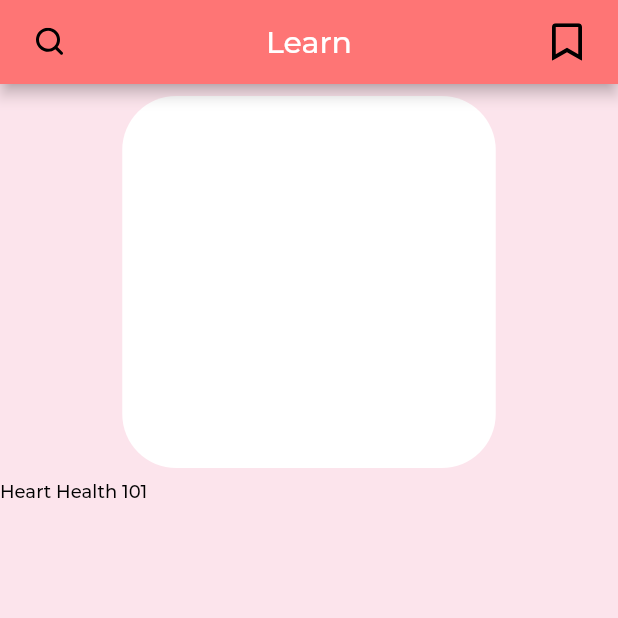
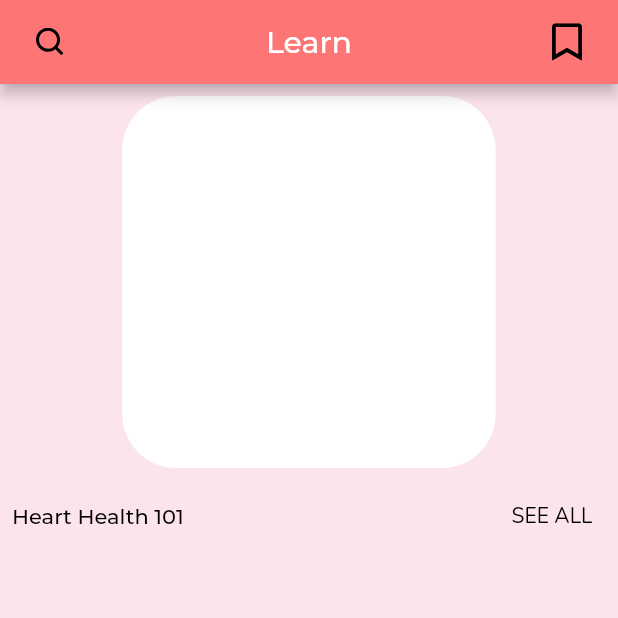
Before and after one commit to normalsteve28/flutter_research_bp_app, a Flutter app: the Learn screen opened directly, on a phone screen of 412 x 824 dp, the top half of it. Run offline on Flutter 3.47's test engine with Material 2 defaults, Android fonts, the light colour scheme and no system bars; our stand-ins replace flutter_svg.

Commit message:
Fixed learn page having a back buton problem and being able to return to login problem

```diff
--- a/lib/main.dart
+++ b/lib/main.dart
@@ -1,6 +1,8 @@
 import 'package:flutter/material.dart';
 
 import 'loginpage.dart'; // Imports login page
+import 'homepage.dart'; // Imports homepage
+import 'username.dart'; // Imports username
 
 void main() => runApp(MyApp());
 
@@ -20,6 +22,9 @@ class _MyAppState extends State<MyApp> {
     return MaterialApp(
       color: Colors.yellow,
       home: LoginPage(),
+      routes: {
+        "/login": (_) => Home(username: username)
+      }, // This is done so that it won't return to the login page (Fixes the Learn page back button problem)
     );
   }
 }
--- a/lib/tabs/activity_assets/goodmorning_jd.dart
+++ b/lib/tabs/activity_assets/goodmorning_jd.dart
@@ -23,7 +23,6 @@ class GoodMorning extends StatelessWidget {
           SizedBox(
             height: 40,
             width: 200,
-            child: Expanded(
             child: SingleChildScrollView(
               // The Expanded and ScrollView allow text to scroll if it's too big
               scrollDirection: Axis.horizontal,
@@ -40,7 +39,6 @@ class GoodMorning extends StatelessWidget {
                   overflow: TextOverflow.clip),
             ),
           ),
-          ),
         ],
       ),
     );
--- a/lib/tabs/learn.dart
+++ b/lib/tabs/learn.dart
@@ -1,6 +1,5 @@
 import 'package:flutter/material.dart';
 import 'package:flutter_svg/svg.dart';
-import 'package:http/http.dart' as http;
 
 import '../assets.dart'; // Contains svg icons
 import '../see_all_buttons.dart';
@@ -14,7 +13,7 @@ class Learn extends StatelessWidget {
             AppBarwithIcon(), // App Bar with Text and Icon Buttons (search, "Learn", and bookmark button)
         backgroundColor: Color(0xffFE7575),
       ),
-      body: ArticleList(), // List of articles
+      body: LearnPage(), // List of articles
       backgroundColor: Colors.pink[50],
     );
   }
@@ -50,7 +49,7 @@ class AppBarwithIcon extends StatelessWidget {
   }
 }
 
-class ArticleList extends StatelessWidget {
+class LearnPage extends StatelessWidget {
   @override
   Widget build(BuildContext context) {
     return Center(
@@ -66,16 +65,21 @@ class ArticleList extends StatelessWidget {
             ),
           ),
           Row(
+            mainAxisAlignment: MainAxisAlignment.spaceBetween,
             children: [
-              Text(
-                "Heart Health 101",
-                style: TextStyle(
-                  color: Colors.black,
-                  fontSize: 12,
-                  fontFamily: "Montserrat",
-                  fontWeight: FontWeight.w500,
+              Padding(
+                padding: const EdgeInsets.all(8.0),
+                child: Text(
+                  "Heart Health 101",
+                  style: TextStyle(
+                    color: Colors.black,
+                    fontSize: 14,
+                    fontFamily: "Montserrat",
+                    fontWeight: FontWeight.w500,
+                  ),
                 ),
               ),
+              SeeAllButton(null)
             ],
           )
         ],
--- /dev/null
+++ b/lib/username.dart
@@ -0,0 +1,6 @@
+String username = "John Doe";
+// This file is used in order to create a global username variable, this is replaced
+// When the user signs up
+
+// Why put the username in a file? So that main.dart and loginpage.dart can access it
+// Without having to pass it around in constructors
```
Also changed, not shown: lib/loginpage.dart (+7 -7 lines). Lines whose indentation alone changed are shown as unchanged.
